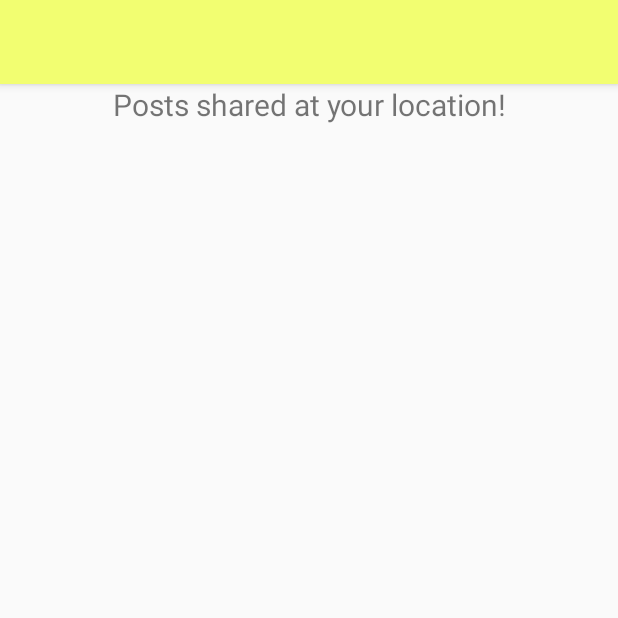
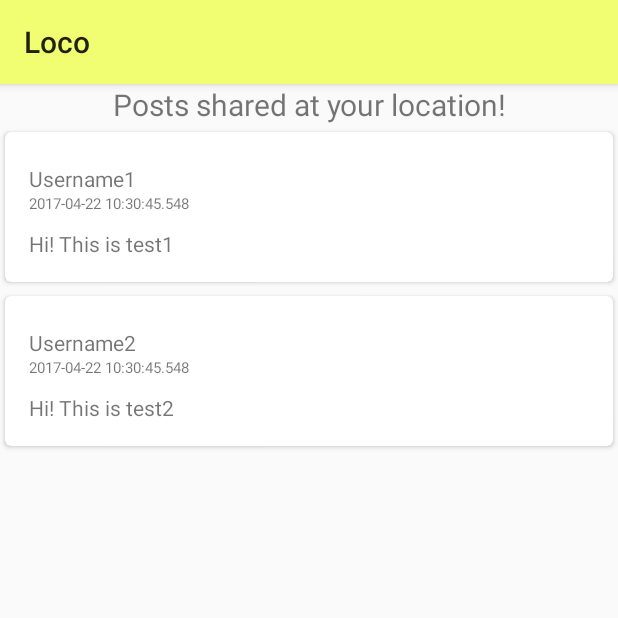
Before and after one commit to GokulapriyaM/loco, an Android app: the PostsActivity screen opened directly, with no data from a screen before it, on a phone screen of 412 x 824 dp, the top half of it. Run offline under Robolectric (Android 15) with nearby library versions, the phone set to English and light mode, and no system bars.

Commit message:
completed recycler view for posts

```diff
--- /dev/null
+++ b/app/src/main/java/android/duke290/com/loco/Post.java
@@ -0,0 +1,28 @@
+package android.duke290.com.loco;
+
+
+import java.sql.Time;
+import java.sql.Timestamp;
+
+/**
+ * Created by Jihane on 4/22/17.
+ */
+
+public class Post {
+    // Defining each post by a username, a text, and a timestamp
+    private String mUsername;
+    private String mPost;
+    private Timestamp mTimestamp;
+
+    public Post(String username, String post, long time) {
+        mUsername = username;
+        mPost = post;
+        mTimestamp = new Timestamp(time);
+    }
+
+    public String getUsername() {return mUsername;}
+
+    public String getPost() {return mPost;}
+
+    public Timestamp getTimestamp() {return mTimestamp;}
+}
--- a/app/src/main/java/android/duke290/com/loco/PostAdapter.java
+++ b/app/src/main/java/android/duke290/com/loco/PostAdapter.java
@@ -1,44 +1,62 @@
 package android.duke290.com.loco;
 
+import android.support.v7.widget.CardView;
 import android.support.v7.widget.RecyclerView;
+import android.view.LayoutInflater;
+import android.view.View;
 import android.view.ViewGroup;
 import android.widget.TextView;
+
+import java.util.List;
 
 /**
  * Created by Jihane on 4/22/17.
  */
 
 public class PostAdapter extends RecyclerView.Adapter<RecyclerView.ViewHolder>{
-    private String[] mDataset;    // might change to an array of objects posts
+    private List<Post> mDataset;
 
     // Provide a reference to the views for each data item
-    public static class ViewHolder extends RecyclerView.ViewHolder {
+    public static class PostViewHolder extends RecyclerView.ViewHolder {
         // each data item is just a string in this case
-        public TextView mTextView;
-        public ViewHolder(TextView v) {
+        CardView mCVPostView;
+        TextView mUsernameView;
+        TextView mTimeView;
+        TextView mPostView;
+
+        public PostViewHolder(View v) {
             super(v);
-            mTextView = v;
+            mCVPostView = (CardView) v.findViewById(R.id.cvpostitem);
+            mUsernameView = (TextView) v.findViewById(R.id.username);
+            mTimeView = (TextView) v.findViewById(R.id.timestamp);
+            mPostView =(TextView) v.findViewById(R.id.userpost);
         }
     }
 
     // Provide a suitable constructor (depends on the kind of dataset)
-    public PostAdapter(String[] myDataset) {
+    public PostAdapter(List<Post> myDataset) {
         mDataset = myDataset;
     }
 
 
     @Override
     public RecyclerView.ViewHolder onCreateViewHolder(ViewGroup parent, int viewType) {
-        return null;
+        View v = LayoutInflater.from(parent.getContext()).inflate(R.layout.item_post, parent, false);
+        PostViewHolder gvh = new PostViewHolder(v);
+        return gvh;
     }
 
     @Override
     public void onBindViewHolder(RecyclerView.ViewHolder holder, int position) {
+        PostViewHolder postholder = (PostViewHolder) holder;
+        postholder.mUsernameView.setText(mDataset.get(position).getUsername());
+        postholder.mPostView.setText(mDataset.get(position).getPost());
+        postholder.mTimeView.setText(mDataset.get(position).getTimestamp().toString());
 
     }
 
     @Override
     public int getItemCount() {
-        return 0;
+        return mDataset.size();
     }
 }
--- a/app/src/main/java/android/duke290/com/loco/PostsActivity.java
+++ b/app/src/main/java/android/duke290/com/loco/PostsActivity.java
@@ -5,18 +5,26 @@ import android.os.Bundle;
 import android.support.v7.widget.GridLayoutManager;
 import android.support.v7.widget.LinearLayoutManager;
 import android.support.v7.widget.RecyclerView;
+import android.support.v7.widget.Toolbar;
+
+import java.util.ArrayList;
+import java.util.List;
 
 public class PostsActivity extends AppCompatActivity {
 
     private RecyclerView mRecyclerView;
     private RecyclerView.Adapter mAdapter;
     private RecyclerView.LayoutManager mLayoutManager;
-    private  String[] mDataset;
+    private List<Post> mDataset = new ArrayList<Post>();
 
     @Override
     protected void onCreate(Bundle savedInstanceState) {
         super.onCreate(savedInstanceState);
         setContentView(R.layout.activity_posts);
+
+        //Setting the toolbar for the activity
+        Toolbar myToolbar = (Toolbar) findViewById(R.id.posts_toolbar);
+        setSupportActionBar(myToolbar);
 
         // Defining recycler view
         mRecyclerView = (RecyclerView) findViewById(R.id.my_recycler_view);
@@ -26,6 +34,11 @@ public class PostsActivity extends AppCompatActivity {
         mRecyclerView.setLayoutManager(mLayoutManager);
 
         // Setting an adapter
+        // Testing with a dataset
+        Post post1 = new Post("Username1", "Hi! This is test1", System.currentTimeMillis());
+        Post post2 = new Post("Username2", "Hi! This is test2", System.currentTimeMillis());
+        mDataset.add(post1);
+        mDataset.add(post2);
         mAdapter = new PostAdapter(mDataset);
         mRecyclerView.setAdapter(mAdapter);
     }
--- /dev/null
+++ b/app/src/main/res/layout/item_post.xml
@@ -0,0 +1,38 @@
+<?xml version="1.0" encoding="utf-8"?>
+<android.support.v7.widget.CardView
+    xmlns:android="http://schemas.android.com/apk/res/android"
+    xmlns:card_view="http://schemas.android.com/apk/res-auto"
+    android:layout_width="match_parent"
+    android:layout_height="wrap_content"
+    card_view:cardUseCompatPadding="true"
+    card_view:cardCornerRadius="4dp"
+    android:id="@+id/cvpostitem"
+    >
+    <RelativeLayout
+        android:layout_width="match_parent"
+        android:layout_height="wrap_content"
+        android:padding="16dp"
+        >
+
+        <TextView
+            android:id="@+id/username"
+            android:layout_width="match_parent"
+            android:layout_height="wrap_content"
+            android:layout_marginTop="5dp" />
+
+        <TextView
+            android:id="@+id/timestamp"
+            android:layout_width="match_parent"
+            android:layout_height="wrap_content"
+            android:layout_below="@+id/username"
+            android:textSize="10sp" />
+
+        <TextView
+            android:id="@+id/userpost"
+            android:layout_width="match_parent"
+            android:layout_height="wrap_content"
+            android:layout_below="@+id/timestamp"
+            android:layout_marginTop="10dp" />
+
+    </RelativeLayout>
+</android.support.v7.widget.CardView>
```
